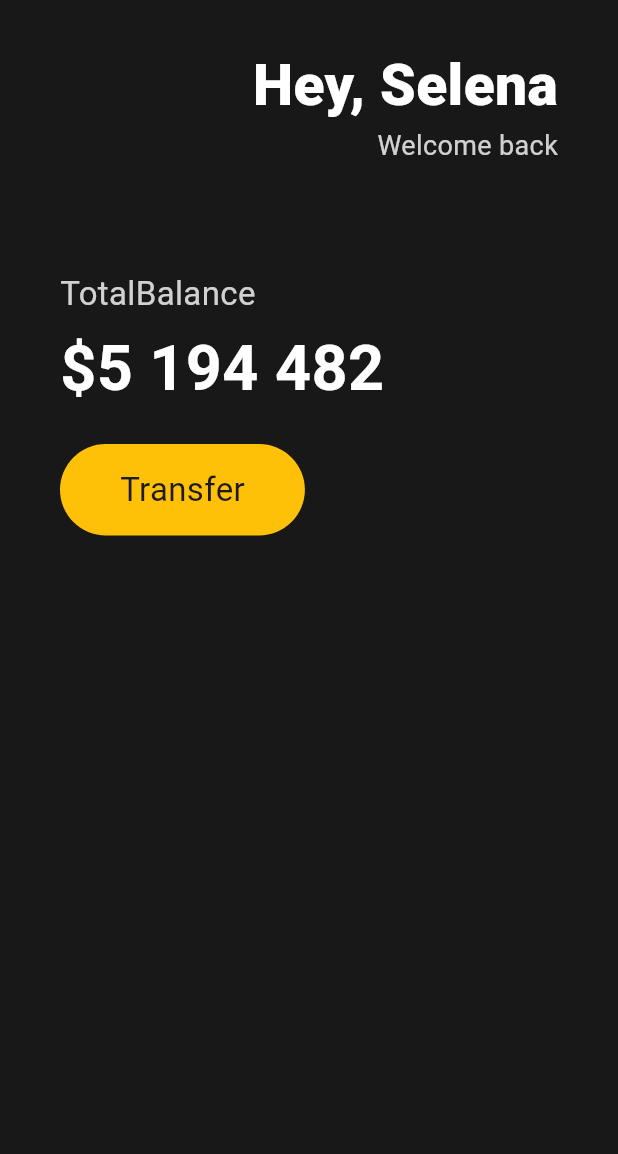
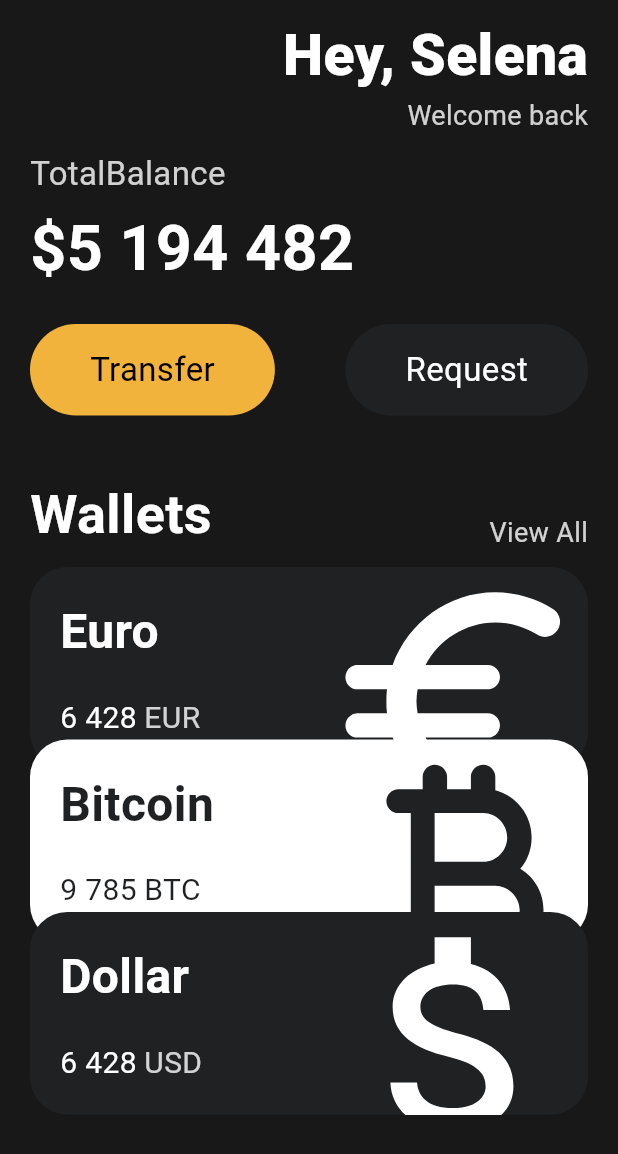
Before and after one commit to TeTedo/flutter-todo, a Flutter app: the screen it shows after launch, on a phone screen of 412 x 824 dp. Shown: the top 1154 px of the screen. Run offline on Flutter 3.47's test engine with Material 3 defaults, Android fonts, the phone set to English and light mode, and no system bars.

Commit message:
chore : card

```diff
--- a/lib/main.dart
+++ b/lib/main.dart
@@ -1,4 +1,6 @@
 import 'package:flutter/material.dart';
+import 'package:todo/widgets/button.dart';
+import 'package:todo/widgets/currency-card.dart';
 
 class Player {
   String? name;
@@ -11,23 +13,20 @@
   runApp(App());
 }
 
-class App extends StatelessWidget{
-
-
+class App extends StatelessWidget {
   @override
   Widget build(BuildContext context) {
     return MaterialApp(
       home: Scaffold(
-        backgroundColor: Color(0xFF181818),
-        body: Padding(
-          padding: EdgeInsets.symmetric(
-            horizontal: 40
-          ),
+          backgroundColor: const Color(0xFF181818),
+          body: SingleChildScrollView(
+            child: Padding(
+              padding: const EdgeInsets.symmetric(horizontal: 20),
               child: Column(
                 crossAxisAlignment: CrossAxisAlignment.start,
                 children: [
-              SizedBox(
-                height: 30,
+                  const SizedBox(
+                    height: 10,
                   ),
                   Row(
                     mainAxisAlignment: MainAxisAlignment.end,
@@ -35,25 +34,27 @@
                       Column(
                         crossAxisAlignment: CrossAxisAlignment.end,
                         children: [
-                      Text(
+                          const Text(
                             'Hey, Selena',
                             style: TextStyle(
                               color: Colors.white,
                               fontSize: 38,
                               fontWeight: FontWeight.w800,
-                        ),),
+                            ),
+                          ),
                           Text(
                             'Welcome back',
                             style: TextStyle(
                               color: Colors.white.withOpacity(0.8),
                               fontSize: 18,
-                        ),),
+                            ),
+                          ),
                         ],
                       )
                     ],
                   ),
-              SizedBox(
-                height: 70,
+                  const SizedBox(
+                    height: 10,
                   ),
                   Text(
                     'TotalBalance',
@@ -62,11 +63,10 @@
                       color: Colors.white.withOpacity(0.8),
                     ),
                   ),
-              SizedBox(
+                  const SizedBox(
                     height: 5,
                   ),
-
-              Text(
+                  const Text(
                     '\$5 194 482',
                     style: TextStyle(
                       fontSize: 42,
@@ -74,35 +74,74 @@
                       color: Colors.white,
                     ),
                   ),
-              SizedBox(
+                  const SizedBox(
                     height: 20,
                   ),
+                  const Row(
+                    mainAxisAlignment: MainAxisAlignment.spaceBetween,
+                    children: [
+                      Button(
+                          text: 'Transfer',
+                          bgColor: Color(0xFFF1B33B),
+                          textColor: Colors.black),
+                      Button(
+                          text: "Request",
+                          bgColor: Color(0xFF1F2123),
+                          textColor: Colors.white)
+                    ],
+                  ),
+                  const SizedBox(
+                    height: 40,
+                  ),
                   Row(
+                    mainAxisAlignment: MainAxisAlignment.spaceBetween,
+                    crossAxisAlignment: CrossAxisAlignment.end,
                     children: [
-                  Container(
-                    decoration: BoxDecoration(
-                      color: Colors.amber,
-                      borderRadius: BorderRadius.circular(45)
+                      const Text(
+                        'Wallets',
+                        style: TextStyle(
+                            color: Colors.white,
+                            fontSize: 36,
+                            fontWeight: FontWeight.w600),
                       ),
-                    child: Padding(
-                      padding: EdgeInsets.symmetric(
-                        vertical: 15,
-                        horizontal: 40
-                      ),
-                      child: Text(
-                        'Transfer',
+                      Text(
+                        'View All',
                         style: TextStyle(
-                          fontSize: 22
-                        ),
-                      ),
-                    ),
+                            color: Colors.white.withOpacity(0.8), fontSize: 18),
                       )
                     ],
                   ),
+                  const SizedBox(
+                    height: 10,
+                  ),
+                  CurrencyCard(
+                    name: 'Euro',
+                    code: 'EUR',
+                    amount: '6 428',
+                    icon: Icons.euro_rounded,
+                    isInverted: false,
+                    customOffset: CustomOffset(dx: 0, dy: 0),
+                  ),
+                  CurrencyCard(
+                    name: 'Bitcoin',
+                    code: 'BTC',
+                    amount: '9 785',
+                    icon: Icons.currency_bitcoin_rounded,
+                    isInverted: true,
+                    customOffset: CustomOffset(dx: 0, dy: -20),
+                  ),
+                  CurrencyCard(
+                    name: 'Dollar',
+                    code: 'USD',
+                    amount: '6 428',
+                    icon: Icons.attach_money_outlined,
+                    isInverted: false,
+                    customOffset: CustomOffset(dx: 0, dy: -40),
+                  ),
                 ],
               ),
-        )
             ),
+          )),
     );
   }
 }
--- /dev/null
+++ b/lib/widgets/button.dart
@@ -0,0 +1,31 @@
+import 'package:flutter/cupertino.dart';
+import 'package:flutter/material.dart';
+
+class Button extends StatelessWidget {
+  final String text;
+  final Color bgColor;
+  final Color textColor;
+
+  const Button({
+    super.key,
+    required this.text,
+    required this.bgColor,
+    required this.textColor,
+  });
+
+  @override
+  Widget build(BuildContext context) {
+    return Container(
+      decoration: BoxDecoration(
+          color: bgColor,
+          borderRadius: BorderRadius.circular(45)),
+      child: Padding(
+        padding: const EdgeInsets.symmetric(vertical: 15, horizontal: 40),
+        child: Text(
+          text,
+          style: TextStyle(color: textColor, fontSize: 22),
+        ),
+      ),
+    );
+  }
+}
--- /dev/null
+++ b/lib/widgets/currency-card.dart
@@ -0,0 +1,100 @@
+import 'package:flutter/material.dart';
+
+class CustomOffset {
+  final double dx;
+  final double dy;
+
+  CustomOffset({
+    required this.dx,
+    required this.dy,
+  });
+}
+
+class CurrencyCard extends StatelessWidget {
+  final String name, code, amount;
+  final IconData icon;
+  final bool isInverted;
+  final CustomOffset customOffset;
+
+  final _blackColor = const Color(0xFF1F2123);
+
+  const CurrencyCard({
+    super.key,
+    required this.name,
+    required this.code,
+    required this.amount,
+    required this.icon,
+    required this.isInverted,
+    required this.customOffset,
+  });
+
+  @override
+  Widget build(BuildContext context) {
+    return Transform.translate(
+      offset: Offset(customOffset.dx, customOffset.dy),
+      child: Container(
+        clipBehavior: Clip.hardEdge,
+        decoration: BoxDecoration(
+            color: isInverted ? Colors.white : _blackColor,
+            borderRadius: BorderRadius.circular(25)),
+        child: Padding(
+          padding: const EdgeInsets.all(20),
+          child: Row(
+            mainAxisAlignment: MainAxisAlignment.spaceBetween,
+            children: [
+              Column(
+                crossAxisAlignment: CrossAxisAlignment.start,
+                children: [
+                  Text(
+                    name,
+                    style: TextStyle(
+                        color: isInverted ? _blackColor : Colors.white,
+                        fontSize: 32,
+                        fontWeight: FontWeight.w600),
+                  ),
+                  const SizedBox(
+                    height: 20,
+                  ),
+                  Row(
+                    children: [
+                      Text(
+                        amount,
+                        style: TextStyle(
+                          color: isInverted ? _blackColor : Colors.white,
+                          fontSize: 20,
+                        ),
+                      ),
+                      const SizedBox(
+                        width: 5,
+                      ),
+                      Text(
+                        code,
+                        style: TextStyle(
+                          color: isInverted
+                              ? _blackColor
+                              : Colors.white.withOpacity(0.8),
+                          fontSize: 20,
+                        ),
+                      )
+                    ],
+                  ),
+                ],
+              ),
+              Transform.scale(
+                scale: 2.2,
+                child: Transform.translate(
+                  offset: const Offset(-10, 10),
+                  child: Icon(
+                    icon,
+                    color: isInverted ? _blackColor : Colors.white,
+                    size: 88,
+                  ),
+                ),
+              )
+            ],
+          ),
+        ),
+      ),
+    );
+  }
+}
```
Lines whose indentation alone changed are shown as unchanged.
